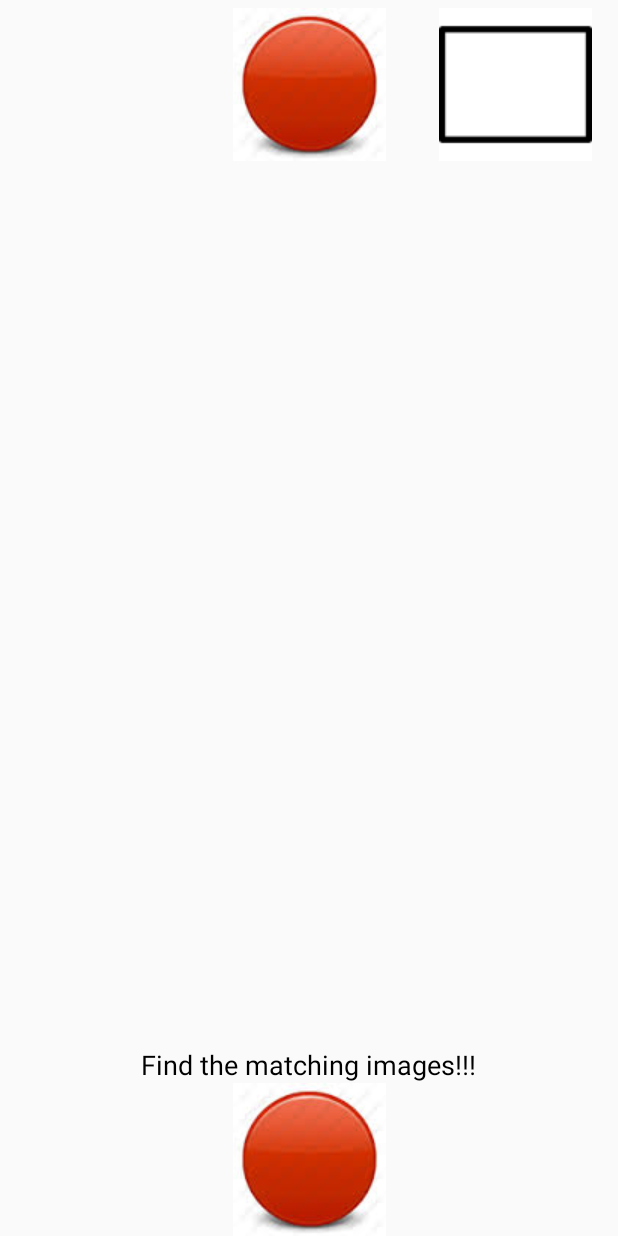
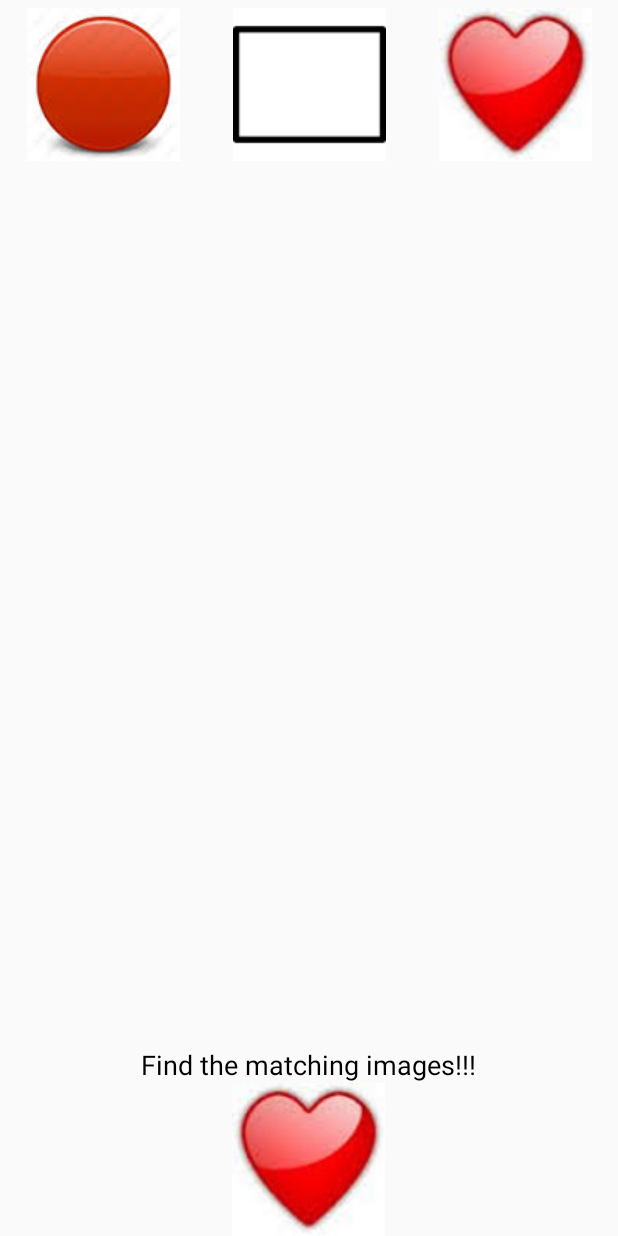
Before and after one commit to justinal64/KFL, an Android app: the layout content_main.xml on its own in the app's theme, with its tools: preview values and no code run, on a phone screen of 412 x 824 dp. Run offline under Robolectric (Android 15) with nearby library versions, the phone set to English and light mode, and no system bars.

Commit message:
Changed the app to only work in landscape mode in the AndroidManifest. The question_Image_Button will now be random between 1 - 3.

```diff
--- a/app/src/main/AndroidManifest.xml
+++ b/app/src/main/AndroidManifest.xml
@@ -11,7 +11,8 @@
         <activity
             android:name=".MainActivity"
             android:label="@string/app_name"
-            android:theme="@style/AppTheme.NoActionBar" >
+            android:theme="@style/AppTheme.NoActionBar"
+            android:screenOrientation="landscape">
             <intent-filter>
                 <action android:name="android.intent.action.MAIN" />
 
--- a/app/src/main/res/layout/content_main.xml
+++ b/app/src/main/res/layout/content_main.xml
@@ -18,7 +18,8 @@
             android:layout_height="wrap_content"
             android:layout_weight="1"
             android:background="@android:color/transparent"
-            android:padding="5dp" />
+            android:padding="5dp"
+            android:src="@drawable/img_0"/>
 
         <ImageButton
             android:id="@+id/img1"
@@ -27,7 +28,7 @@
             android:layout_weight="1"
             android:background="@android:color/transparent"
             android:padding="5dp"
-            android:src="@drawable/img_0" />
+            android:src="@drawable/img_1" />
 
         <ImageButton
             android:id="@+id/img2"
@@ -36,25 +37,30 @@
             android:layout_weight="1"
             android:background="@android:color/transparent"
             android:padding="5dp"
-            android:src="@drawable/img_1" />
+            android:src="@drawable/img_2" />
     </LinearLayout>
 
     <TextView
         android:id="@+id/textView"
         android:layout_width="wrap_content"
         android:layout_height="wrap_content"
-        android:layout_above="@+id/imageButton4"
+        android:layout_above="@+id/question_Image_Button"
         android:layout_centerHorizontal="true"
         android:text="Find the matching images!!!"
         android:textAppearance="?android:attr/textAppearanceMedium"
         android:textColor="#000000" />
 
     <ImageButton
-        android:id="@+id/imageButton4"
-        android:layout_width="match_parent"
+        android:id="@+id/question_Image_Button"
+        android:layout_width="wrap_content"
         android:layout_height="wrap_content"
         android:background="@android:color/transparent"
         android:layout_alignParentBottom="true"
         android:layout_centerHorizontal="true"
-        android:src="@drawable/img_0" />
+        android:src="@drawable/img_2" />
+
+<!--    <ImageButton
+        android:layout_width="wrap_content"
+        android:layout_height="wrap_content"
+        android:src="@drawable/img_2"/>-->
 </RelativeLayout>
```
Also changed, not shown: app/src/main/java/com/codingrookie/kfl/MainActivity.java (+44 -0 lines).
